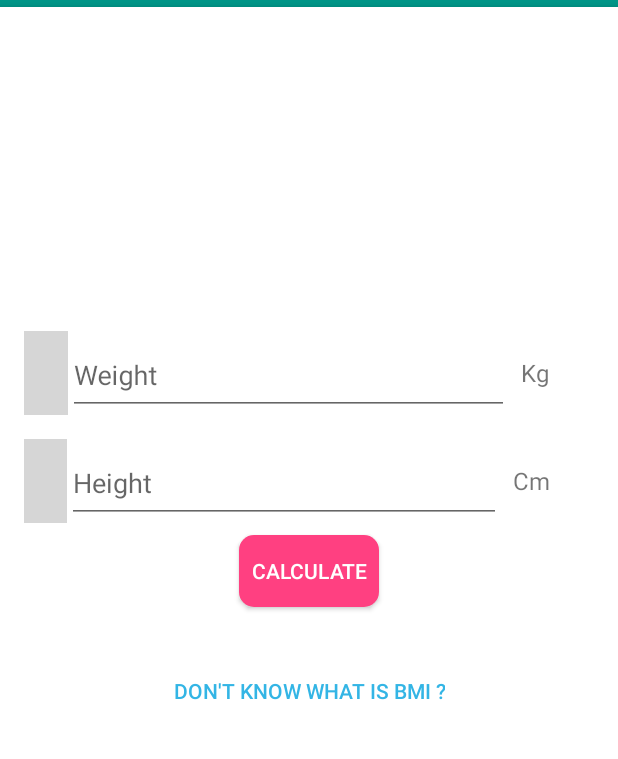
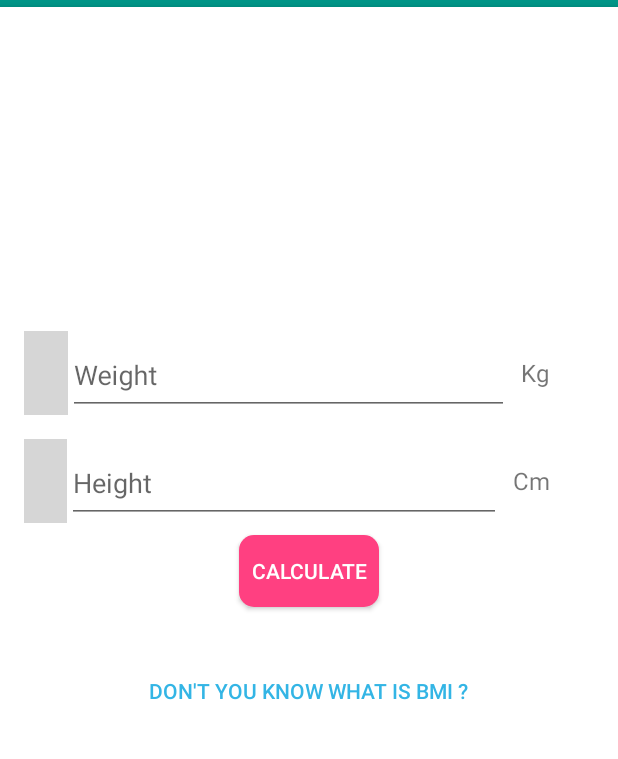
Before and after one commit to ricsgobbe/recruitment-android-intern-sao-carlos, an Android app: the fragment ProgressFragment placed in its activity, on a phone screen of 412 x 824 dp, the part 101-860 px from its top. Run offline under Robolectric (Android 15) with nearby library versions, the phone set to English and light mode, and no system bars; grey boxes are pictures that could not be loaded.

Commit message:
Bug do backbutton consertado, funcionalidade

```diff
--- a/app/src/main/java/com/example/eunicekuba/bmiproject/fragment/ProgressFragment.java
+++ b/app/src/main/java/com/example/eunicekuba/bmiproject/fragment/ProgressFragment.java
@@ -62,7 +62,7 @@ public class ProgressFragment extends Fragment {
 
             @Override
             public void run() {
-                if (counter < 200) {
+                if (counter < 100) {
                     randNumber = random.nextInt(99);
                     mTxtRandomNumb.setText(randNumber.toString());
                     counter++;
--- a/app/src/main/java/com/example/eunicekuba/bmiproject/fragment/ResultFragment.java
+++ b/app/src/main/java/com/example/eunicekuba/bmiproject/fragment/ResultFragment.java
@@ -1,11 +1,14 @@
 package com.example.eunicekuba.bmiproject.fragment;
 
+import android.app.FragmentTransaction;
 import android.os.Bundle;
 import android.support.annotation.Nullable;
 import android.support.v4.app.Fragment;
 import android.view.LayoutInflater;
 import android.view.View;
 import android.view.ViewGroup;
+import android.webkit.WebViewFragment;
+import android.widget.Button;
 import android.widget.ImageView;
 import android.widget.TextView;
 
@@ -41,6 +44,7 @@ public class ResultFragment extends Fragment {
         return v;
     }
 
+
     private void putResultOnTextView() {
         mWeight = (TextView) getActivity().findViewById(R.id.id_text_weight);
         mHeight = (TextView) getActivity().findViewById(R.id.id_text_height);
@@ -71,7 +75,6 @@ public class ResultFragment extends Fragment {
         }else{
             mTxtMsg.setText(mVryUnderweight);
             mImageResult.setImageDrawable(getActivity().getResources().getDrawable(R.drawable.ic_sentiment_dissatisfied_white_24dp, null));
-
         }
 
     }
--- a/app/src/main/java/com/example/eunicekuba/bmiproject/fragment/WebFragment.java
+++ b/app/src/main/java/com/example/eunicekuba/bmiproject/fragment/WebFragment.java
@@ -19,6 +19,7 @@ public class WebFragment extends Fragment {
 
     private WebView mWebView;
     private static final String mURL = "https://en.wikipedia.org/wiki/Body_mass_index";
+//    private static final String mURLMV = "http://www.minhavida.com.br/";
 
     @Nullable
     @Override
@@ -26,6 +27,9 @@ public class WebFragment extends Fragment {
         View v = inflater.inflate(R.layout.layout_fragment_web, container, false);
         mWebView = (WebView) v.findViewById(R.id.id_webview);
         configWebView();
+        Bundle bundle = this.getArguments();
+        mWebView.loadUrl(mURL);
+
         return v;
     }
 
@@ -41,6 +45,5 @@ public class WebFragment extends Fragment {
                 return false;
             }
         });
-        mWebView.loadUrl(mURL);
     }
 }
--- a/app/src/main/res/layout/layout_fragment_result.xml
+++ b/app/src/main/res/layout/layout_fragment_result.xml
@@ -42,5 +42,7 @@
             android:paddingLeft="8dp"
             android:paddingBottom="2dp"
             android:layout_toEndOf="@+id/id_txt_msg_res" />
+
     </RelativeLayout>
+
 </RelativeLayout>
--- a/app/src/main/res/layout/layout_main_activity.xml
+++ b/app/src/main/res/layout/layout_main_activity.xml
@@ -155,7 +155,7 @@
             style="?android:attr/borderlessButtonStyle"
             android:layout_below="@id/auxiliar_view"
             android:layout_centerInParent="true"
-            android:text="Don't know what is BMI ?"
+            android:text="Don't you know what is BMI ?"
             android:textColor="@android:color/holo_blue_light"
             />
 
```
Also changed, not shown: app/src/main/java/com/example/eunicekuba/bmiproject/MainActivity.java (+6 -6 lines).
